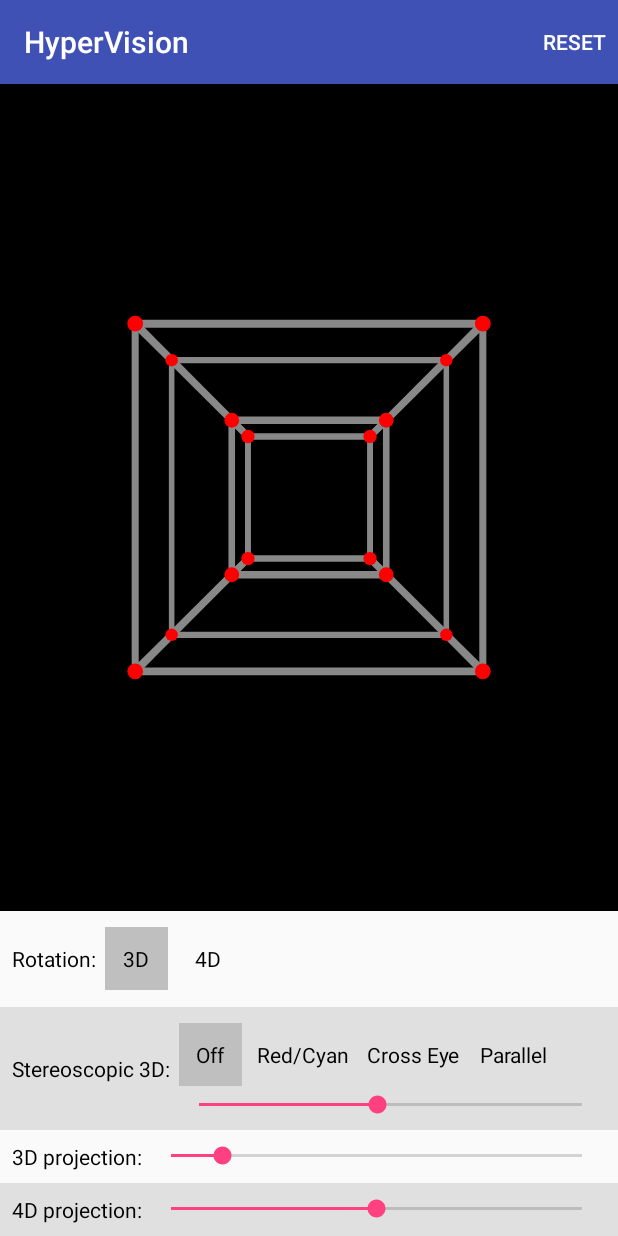
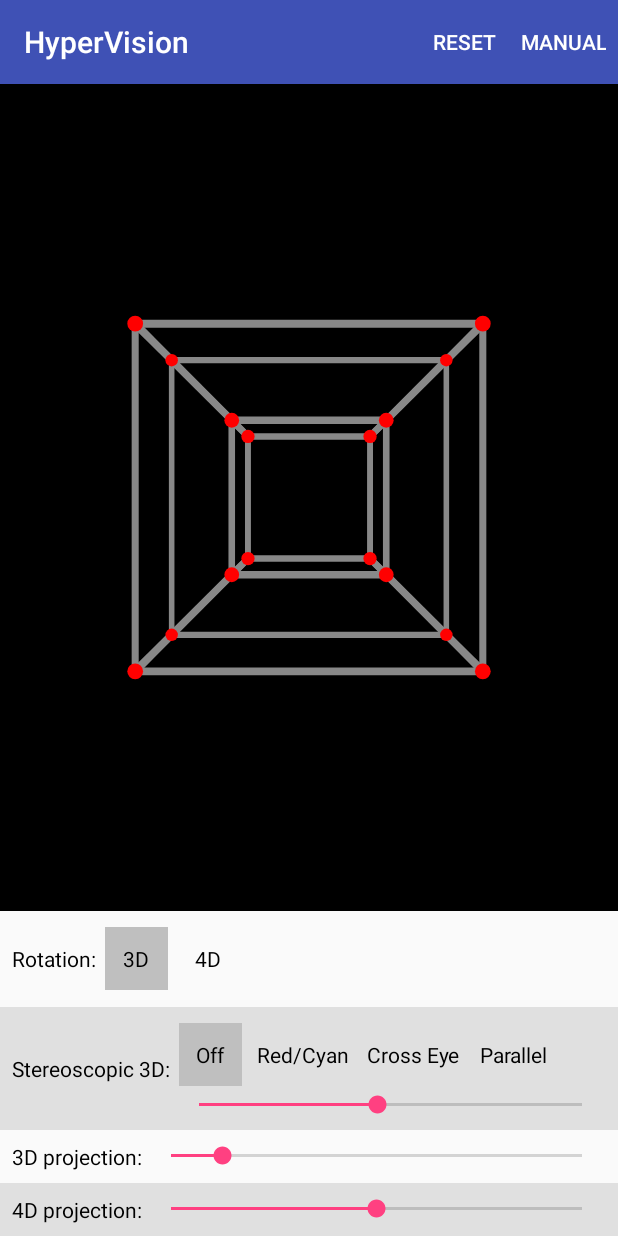
Before and after one commit to RyGuy101/HyperVision-AndroidStudio, an Android app: the screen it shows after launch (MainActivity), on a phone screen of 412 x 824 dp. Run offline under Robolectric (Android 15) with nearby library versions, the phone set to English and light mode, and no system bars.

Commit message:
Made buttons not change size and started a manual

```diff
--- a/app/build.gradle
+++ b/app/build.gradle
@@ -23,4 +23,5 @@ dependencies {
     compile fileTree(dir: 'libs', include: ['*.jar'])
     testCompile 'junit:junit:4.12'
     compile 'com.android.support:appcompat-v7:23.0.1'
+    compile 'com.android.support:design:23.0.1'
 }
--- a/app/src/main/java/com/blogspot/mathjoy/hypervision/HyperView.java
+++ b/app/src/main/java/com/blogspot/mathjoy/hypervision/HyperView.java
@@ -9,6 +9,7 @@ import android.graphics.Color;
 import android.graphics.Paint;
 import android.graphics.Path;
 import android.util.AttributeSet;
+import android.view.GestureDetector;
 import android.view.MotionEvent;
 import android.view.View;
 import android.view.View.OnTouchListener;
@@ -57,11 +58,13 @@ public class HyperView extends View implements OnTouchListener {
     boolean expand = false;
     boolean shrink = false;
     boolean respondToTouch = true;
+    GestureDetector gestureDetector;
 
     public HyperView(Context context, AttributeSet attrs) {
         super(context, attrs);
         this.setDrawingCacheEnabled(true);
         initialSetup();
+        gestureDetector = new GestureDetector(context, new GestureListener());
     }
 
     public void initialSetup() {
@@ -371,6 +374,7 @@ public class HyperView extends View implements OnTouchListener {
     @Override
     public boolean onTouchEvent(MotionEvent event) {
         if (respondToTouch) {
+            gestureDetector.onTouchEvent(event);
             if (event.getAction() != MotionEvent.ACTION_MOVE) {
                 down = 0;
             }
@@ -381,6 +385,13 @@ public class HyperView extends View implements OnTouchListener {
         return false;
     }
 
+    private class GestureListener extends GestureDetector.SimpleOnGestureListener {
+        @Override
+        public boolean onDoubleTap(MotionEvent e) {
+            MainActivity.activity.switchRotateDimension();
+            return true;
+        }
+    }
 
     public interface DrawPoint2 {
         void doo(Canvas c, Point p);
@@ -392,12 +403,13 @@ public class HyperView extends View implements OnTouchListener {
 
     boolean startExpand = true;
     long startExpandTime;
-    int duration = 1000;
+    int duration = 250;
     int distance;
     int initialOuterLayoutLeft;
     int initialOuterLayoutRight;
     int initialInnerLayoutRight;
     int initialButtonLayoutRight;
+    int initialButtonWidth;
     int initialRight;
 
     private void expand() {
@@ -407,6 +419,7 @@ public class HyperView extends View implements OnTouchListener {
             initialOuterLayoutRight = MainActivity.activity.findViewById(R.id.outerHyperViewLayout).getRight();
             initialInnerLayoutRight = MainActivity.activity.findViewById(R.id.innerHyperViewLayout).getRight();
             initialButtonLayoutRight = MainActivity.activity.findViewById(R.id.buttonLayout).getRight();
+            initialButtonWidth = MainActivity.activity.findViewById(R.id.button3D1).getLayoutParams().width;
             initialRight = getRight();
             startExpand = false;
             startExpandTime = System.currentTimeMillis();
@@ -434,6 +447,7 @@ public class HyperView extends View implements OnTouchListener {
     private void shrink() {
         if (startShrink) {
             distance = MainActivity.activity.settingsWidth;
+            initialButtonWidth = MainActivity.activity.findViewById(R.id.button3D1).getLayoutParams().width;
             startShrink = false;
             startShrinkTime = System.currentTimeMillis();
         } else if (System.currentTimeMillis() - startShrinkTime < duration) {
--- a/app/src/main/res/anim/in_left.xml
+++ b/app/src/main/res/anim/in_left.xml
@@ -1,4 +1,4 @@
 <?xml version="1.0" encoding="utf-8"?>
 <set xmlns:android="http://schemas.android.com/apk/res/android">
-    <translate android:fromXDelta="-100%" android:toXDelta="0%" android:duration="1000"/>
+    <translate android:fromXDelta="-100%" android:toXDelta="0%" android:duration="250"/>
 </set>
--- a/app/src/main/res/anim/out_left.xml
+++ b/app/src/main/res/anim/out_left.xml
@@ -1,4 +1,4 @@
 <?xml version="1.0" encoding="utf-8"?>
 <set xmlns:android="http://schemas.android.com/apk/res/android">
-    <translate android:fromXDelta="0%" android:toXDelta="-100%" android:duration="1000"/>
+    <translate android:fromXDelta="0%" android:toXDelta="-100%" android:duration="250"/>
 </set>
--- a/app/src/main/res/layout-sw533dp/activity_main.xml
+++ b/app/src/main/res/layout-sw533dp/activity_main.xml
@@ -219,14 +219,15 @@
                     android:layout_width="wrap_content"
                     android:layout_height="wrap_content"
                     android:layout_weight="1"
-                    android:orientation="horizontal"
+                    android:orientation="vertical"
                     android:paddingLeft="4dp"
                     android:paddingRight="4dp">
 
                     <Button
                         android:id="@+id/button3D1"
-                        android:layout_width="match_parent"
+                        android:layout_width="wrap_content"
                         android:layout_height="wrap_content"
+                        android:layout_gravity="center_horizontal"
                         android:onClick="rotate3D4D"
                         android:text="3D" />
                 </LinearLayout>
@@ -236,13 +237,14 @@
                     android:layout_width="wrap_content"
                     android:layout_height="wrap_content"
                     android:layout_weight="1"
-                    android:orientation="horizontal"
+                    android:orientation="vertical"
                     android:paddingLeft="4dp"
                     android:paddingRight="4dp">
 
                     <Button
                         android:id="@+id/button3D2"
-                        android:layout_width="match_parent"
+                        android:layout_width="wrap_content"
+                        android:layout_gravity="center_horizontal"
                         android:layout_height="wrap_content"
                         android:onClick="rotate3D4D"
                         android:text="3D" />
--- a/app/src/main/res/menu/main.xml
+++ b/app/src/main/res/menu/main.xml
@@ -8,4 +8,9 @@
         app:showAsAction="ifRoom"
         android:title="Reset"/>
 
+    <item
+        android:id="@+id/manual"
+        app:showAsAction="ifRoom"
+        android:title="Manual"/>
+
 </menu>
--- /dev/null
+++ b/app/src/main/res/values-v21/styles.xml
@@ -0,0 +1,9 @@
+<resources>>
+
+    <style name="AppTheme.NoActionBar">
+        <item name="windowActionBar">false</item>
+        <item name="windowNoTitle">true</item>
+        <item name="android:windowDrawsSystemBarBackgrounds">true</item>
+        <item name="android:statusBarColor">@android:color/transparent</item>
+    </style>
+</resources>
--- /dev/null
+++ b/app/src/main/res/values-w820dp/dimens.xml
@@ -0,0 +1,6 @@
+<resources>
+    <!-- Example customization of dimensions originally defined in res/values/dimens.xml
+         (such as screen margins) for screens with more than 820dp of available width. This
+         would include 7" and 10" devices in landscape (~960dp and ~1280dp respectively). -->
+    <dimen name="activity_horizontal_margin">64dp</dimen>
+</resources>
--- a/app/src/main/res/values/dimens.xml
+++ b/app/src/main/res/values/dimens.xml
@@ -3,5 +3,6 @@
     <!-- Default screen margins, per the Android Design guidelines. -->
     <dimen name="activity_horizontal_margin">16dp</dimen>
     <dimen name="activity_vertical_margin">16dp</dimen>
+    <dimen name="fab_margin">16dp</dimen>
 
 </resources>
--- a/app/src/main/res/values/strings.xml
+++ b/app/src/main/res/values/strings.xml
@@ -1,3 +1,4 @@
 <resources>
     <string name="app_name">HyperVision</string>
+    <string name="title_activity_manual">ManualActivity</string>
 </resources>
--- a/app/src/main/res/values/styles.xml
+++ b/app/src/main/res/values/styles.xml
@@ -8,4 +8,13 @@
         <item name="colorAccent">@color/colorAccent</item>
     </style>
 
+    <style name="AppTheme.NoActionBar">
+        <item name="windowActionBar">false</item>
+        <item name="windowNoTitle">true</item>
+    </style>
+
+    <style name="AppTheme.AppBarOverlay" parent="ThemeOverlay.AppCompat.Dark.ActionBar" />
+
+    <style name="AppTheme.PopupOverlay" parent="ThemeOverlay.AppCompat.Light" />
+
 </resources>
```
Also changed, not shown: app/src/main/AndroidManifest.xml (+12 -4 lines), app/src/main/java/com/blogspot/mathjoy/hypervision/MainActivity.java (+10 -0 lines), app/src/main/java/com/blogspot/mathjoy/hypervision/ManualActivity.java (added, +29 -0 lines), app/src/main/res/layout/activity_manual.xml (added, +34 -0 lines), app/src/main/res/layout/content_manual.xml (added, +23 -0 lines).
